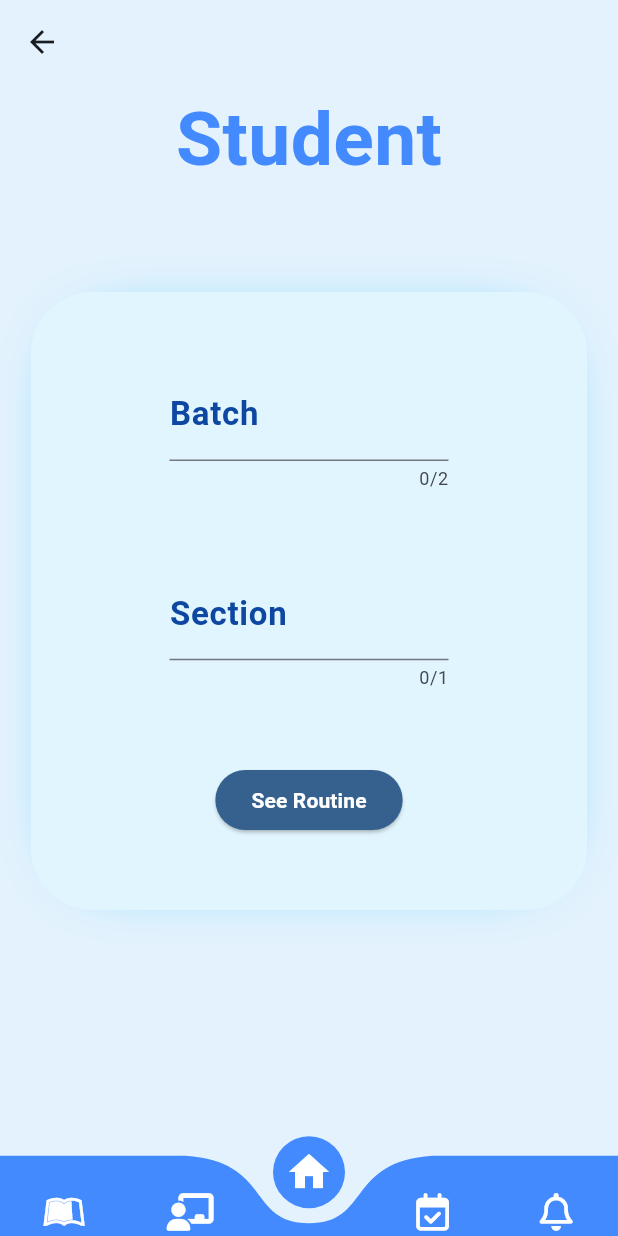
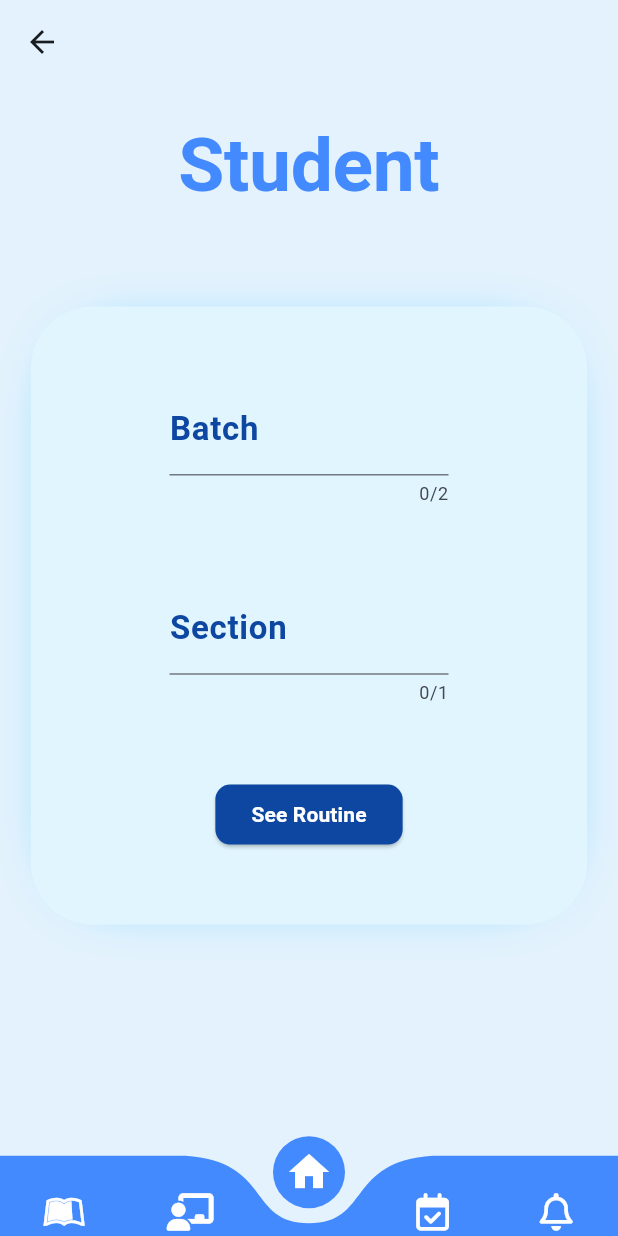
Before and after one commit to MdMuntasir/daily_diu, a Flutter app: the screen it shows after launch, after a tap on "Student", on a phone screen of 412 x 824 dp. Run offline on Flutter 3.47's test engine with Material 3 defaults, Android fonts, the phone set to English and light mode, and no system bars; drawn by our look-alikes of curved_navigation_bar; our stand-ins replace dio, equatable, flutter_bloc, font_awesome_flutter, get_it, popover and 1 more; missing offline and left inert: flutter_file_downloader; generated files the repository leaves out were written again; network calls fail.

Commit message:
Student routine page completed

```diff
--- /dev/null
+++ b/lib/config/theme/Themes.dart
@@ -0,0 +1,28 @@
+import 'package:flutter/material.dart';
+
+ThemeData lightTheme = ThemeData(
+  colorScheme: ColorScheme.fromSeed(seedColor: Colors.blue),
+  scaffoldBackgroundColor: Colors.blue.shade50,
+  appBarTheme: AppBarTheme(color: Colors.transparent),
+  useMaterial3: true,
+  primaryColor: Colors.blue,
+  elevatedButtonTheme: ElevatedButtonThemeData(
+    style: ButtonStyle(
+        backgroundColor: MaterialStatePropertyAll(Colors.blue.shade900),
+        foregroundColor: MaterialStatePropertyAll(Colors.white),
+      shape: MaterialStatePropertyAll(RoundedRectangleBorder
+        (borderRadius: BorderRadius.all(Radius.circular(10))
+      )
+      )
+    )
+  ),
+  textTheme: TextTheme(
+    displayLarge: TextStyle(
+        fontSize: 50,
+        color: Colors.blueAccent,
+        fontWeight: FontWeight.bold
+    ),
+
+  ),
+
+);
--- a/lib/core/constants/constants.dart
+++ b/lib/core/constants/constants.dart
@@ -1 +1,3 @@
 const routine_api = "https://diuroutineapi-production.up.railway.app";
+
+const routine_api_base = "diuroutineapi-production.up.railway.app";
--- a/lib/features/routine/data/repository/student/slot_repo_implement.dart
+++ b/lib/features/routine/data/repository/student/slot_repo_implement.dart
@@ -1,6 +1,7 @@
 import 'dart:convert';
 import 'dart:io';
 import 'package:dio/dio.dart';
+import 'package:diu_student/core/constants/constants.dart';
 import 'package:diu_student/core/resources/data_state.dart';
 import 'package:diu_student/features/routine/data/data_sources/remote/routine_api.dart';
 import 'package:diu_student/features/routine/data/models/slot.dart';
@@ -39,7 +40,7 @@ class getStudentRoutineRemotely{
   getStudentRoutineRemotely({required this.batchSection});
 
   Future<List<SlotModel>> getRoutine() async{
-    var response = await http.get(Uri.https("diuroutineapi-production.up.railway.app","/student-routine/$batchSection"));
+    var response = await http.get(Uri.https(routine_api_base,"/student-routine/$batchSection"));
 
     if(response.statusCode == 200){
       List<SlotModel> map = [];
--- a/lib/features/routine/presentation/pages/student_routine.dart
+++ b/lib/features/routine/presentation/pages/student_routine.dart
@@ -1,6 +1,6 @@
+import 'package:diu_student/core/constants/constants.dart';
 import 'package:diu_student/core/widgets/bottom_navbar.dart';
 import 'package:diu_student/features/routine/data/repository/student/slot_repo_implement.dart';
-import 'package:diu_student/features/routine/data/repository/time_repository_implement.dart';
 import 'package:diu_student/features/routine/presentation/state/student%20routine/student_routine_bloc.dart';
 import 'package:diu_student/features/routine/presentation/state/student%20routine/student_routine_state.dart';
 import 'package:diu_student/features/routine/presentation/widgets/custom_textfield.dart';
@@ -8,7 +8,8 @@ import 'package:diu_student/features/routine/presentation/widgets/routine_shower
 import 'package:flutter/cupertino.dart';
 import 'package:flutter/material.dart';
 import 'package:flutter_bloc/flutter_bloc.dart';
-import '../../../../injection_container.dart';
+import 'package:flutter_file_downloader/flutter_file_downloader.dart';
+import '../../../../config/theme/Themes.dart';
 import '../../domain/repository/information_repository.dart';
 
 class StudentRoutine extends StatefulWidget {
@@ -29,7 +30,9 @@ class _StudentRoutineState extends State<StudentRoutine> {
   TextEditingController batchController = TextEditingController();
   TextEditingController sectionController = TextEditingController();
   String batchSection = "";
+  double? _progress;
 
+  Color ShadowColor = Colors.lightBlueAccent, BodyColor = Colors.lightBlue.shade50;
 
 
   @override
@@ -40,21 +43,46 @@ class _StudentRoutineState extends State<StudentRoutine> {
       space = h * .08;
       height1 = h*.5;
       width1 = w*.9;
-      height2 = h*.1;
+      height2 = h*.05;
       width2 = w*.9;
     }
 
 
 
+    void downloadRoutine(){
+      batchSection = batchController.text + sectionController.text;
+      FileDownloader.downloadFile(
+          url: "$routine_api/routine-pdf/$batchSection",
+        downloadDestination: DownloadDestinations.publicDownloads,
+        onProgress: (fileName, progress) {
+            setState(() {
+              print(progress);
+              _progress = progress;
+            });
+        },
+        onDownloadError: (errorMessage) => print(errorMessage),
+        onDownloadCompleted: (path) {
+            _progress = null;
+            print(path);
+            setState(() {
+            });
+          ScaffoldMessenger.of(context).showSnackBar(SnackBar(content: Text("Downloaded at $path")));
+        },
+      );
+    }
+
+
     void showRoutine() async{
       batchSection = batchController.text + sectionController.text;
-
       routineShowed = true;
       height1 = h*.3;
       height2 = h*.45;
       space = h*.02;
       setState(() {});
     }
+
+
+
 
 
     Column upperPart = Column(
@@ -82,28 +110,24 @@ class _StudentRoutineState extends State<StudentRoutine> {
         ElevatedButton(
             onPressed: showRoutine,
             child: Text("See Routine",style: TextStyle(fontWeight: FontWeight.bold),),
-          style: ButtonStyle(
-            backgroundColor: MaterialStatePropertyAll(Theme.of(context).primaryColor),
-            foregroundColor: MaterialStatePropertyAll(Colors.white)
-          ),
         )
       ],
     );
 
 
-    var lowerPart = routineShowed ?
+
+
+    Widget lowerPart = routineShowed ?
         FutureBuilder(
             future: getStudentRoutineRemotely(batchSection: batchSection).getRoutine(),
             builder: (context,slots){
               if(slots.connectionState == ConnectionState.done) {
-                print(slots.data);
                 return RoutineShower(times: Times, body: slots.data!);
               }
               else{
                 return Center(child: CupertinoActivityIndicator());
               }
             })
-
         : SizedBox();
 
 
@@ -115,23 +139,19 @@ class _StudentRoutineState extends State<StudentRoutine> {
     return GestureDetector(
       onTap: () => FocusScope.of(context).unfocus(),
       child: Scaffold(
-        backgroundColor: Colors.blue.shade50,
         extendBodyBehindAppBar: true,
         resizeToAvoidBottomInset: false,
-        appBar: AppBar(
-          backgroundColor: Colors.transparent,
-        ),
-        body: Column(
+        appBar: AppBar(),
+        body: SingleChildScrollView(
+          child: Column(
             mainAxisAlignment: MainAxisAlignment.center,
             children: [
-            const Hero(
+              SizedBox(height: h*.1,width: w,),
+
+              Hero(
                   tag: "Student", child: Text(
                 "Student",
-              style: TextStyle(
-                  fontSize: 50,
-                  color: Colors.blueAccent,
-                  fontWeight: FontWeight.bold
-              ),
+                style: Theme.of(context).textTheme.displayLarge,
               )),
               SizedBox(height: space,width: w,),
               AnimatedContainer(
@@ -139,9 +159,9 @@ class _StudentRoutineState extends State<StudentRoutine> {
                 width: width1,
                 duration: duration,
                 decoration: BoxDecoration(
-                  color: Colors.lightBlue.shade50,
+                    color: BodyColor,
                     borderRadius: BorderRadius.all(Radius.circular(height1*.1)),
-                  boxShadow: [BoxShadow(spreadRadius: -20,blurRadius: 30,color: Colors.lightBlueAccent)]
+                    boxShadow: [BoxShadow(spreadRadius: -20,blurRadius: 30,color: ShadowColor)]
                 ),
                 child: upperPart,
               ),
@@ -154,14 +174,28 @@ class _StudentRoutineState extends State<StudentRoutine> {
                 width: width2,
                 duration: duration,
                 decoration: routineShowed ? BoxDecoration(
-                  color: Colors.lightBlue.shade50,
+                    color: BodyColor,
                     borderRadius: BorderRadius.all(Radius.circular(height2*.1)),
-                  boxShadow: [BoxShadow(spreadRadius: -20,blurRadius: 30,color: Colors.lightBlueAccent)]
+                    boxShadow: [BoxShadow(spreadRadius: -20,blurRadius: 30,color: ShadowColor)]
                 ):
                 BoxDecoration(color: Colors.transparent),
                 child: lowerPart,
               ),
+
+              SizedBox(height: h*.03,width: w,),
+
+              routineShowed ?
+              _progress == null ? ElevatedButton(
+                  onPressed: downloadRoutine,
+                  child: Text("Download Routine", style: TextStyle(fontWeight: FontWeight.bold),),
+              ) : CircularProgressIndicator()
+                  : SizedBox(),
+
+
+
+              SizedBox(height: h*.05,width: w,),
             ],
+          ),
         ),
 
         bottomNavigationBar: Theme(
--- a/lib/main.dart
+++ b/lib/main.dart
@@ -1,3 +1,4 @@
+import 'package:diu_student/config/theme/Themes.dart';
 import 'package:diu_student/core/widgets/bottom_navbar.dart';
 import 'package:diu_student/features/routine/data/repository/student/slot_repo_implement.dart';
 import 'package:diu_student/features/routine/presentation/pages/routine_main.dart';
@@ -29,10 +30,7 @@ class MyApp extends StatelessWidget {
       child: MaterialApp(
         debugShowCheckedModeBanner: false,
         title: 'Flutter Demo',
-        theme: ThemeData(
-          colorScheme: ColorScheme.fromSeed(seedColor: Colors.blue),
-          useMaterial3: true,
-        ),
+        theme: lightTheme,
         home: const MyHomePage(),
       ),
     );
--- a/pubspec.yaml
+++ b/pubspec.yaml
@@ -45,6 +45,7 @@ dependencies:
   flutter_bloc: ^8.1.5
   get_it: ^7.6.9
   http: ^1.2.1
+  flutter_file_downloader: ^1.2.1
 
 dev_dependencies:
   flutter_test:
```
Also changed, not shown: pubspec.lock. Lines whose indentation alone changed are shown as unchanged.
